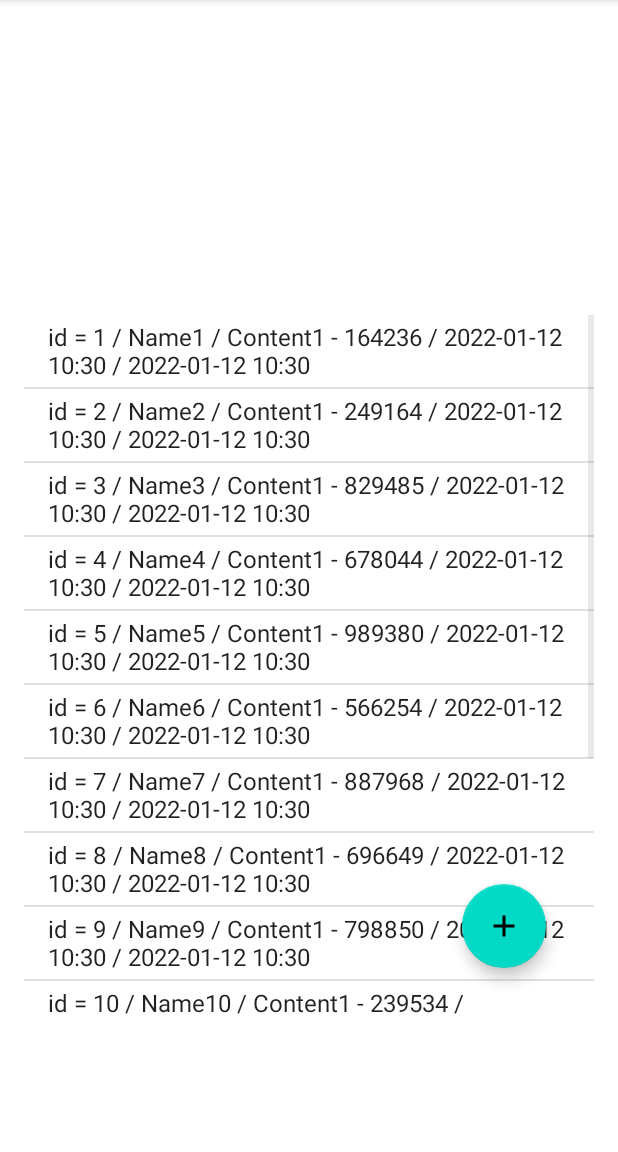
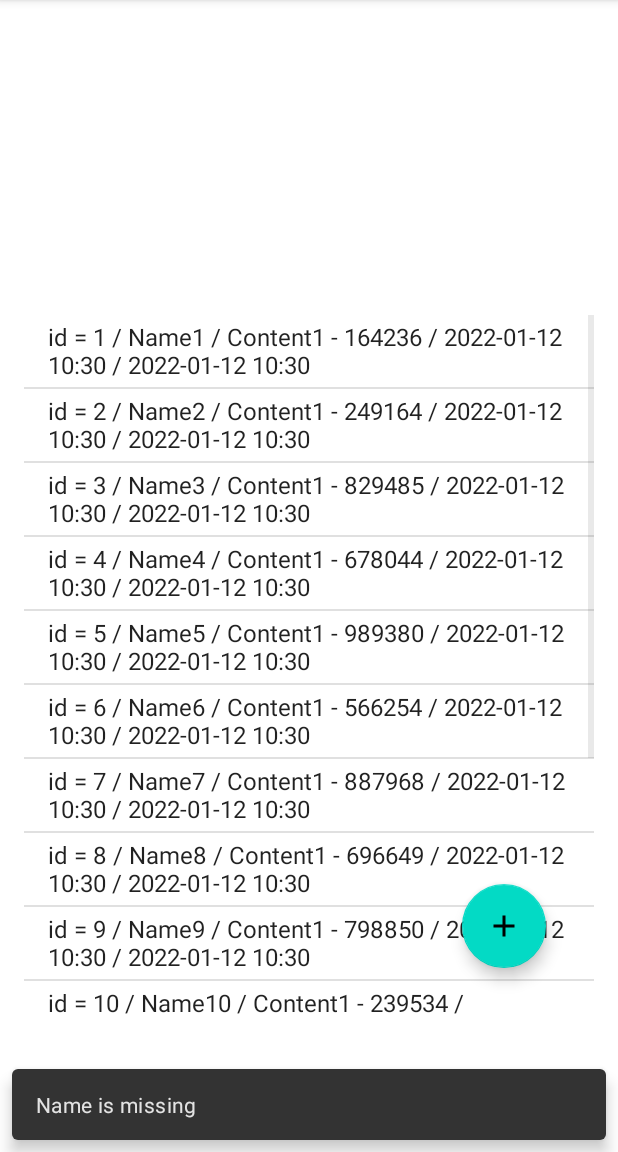
Before and after one commit to DanielLukasevic/DanielL_Note, an Android app: the screen it shows after launch (MainActivity), after a tap on an icon or button, on a phone screen of 412 x 824 dp, the part 84-1236 px from its top. Run offline under Robolectric (Android 15) with nearby library versions, the phone set to English and light mode, and no system bars.

Commit message:
Show Snackbar onFabClick in MainActivity

```diff
--- a/app/src/main/java/lt/vcs/daniell_note/MainActivity.java
+++ b/app/src/main/java/lt/vcs/daniell_note/MainActivity.java
@@ -16,6 +16,7 @@ import android.widget.ListView;
 import android.widget.TextView;
 
 import com.google.android.material.floatingactionbutton.FloatingActionButton;
+import com.google.android.material.snackbar.Snackbar;
 
 
 import java.util.ArrayList;
@@ -82,7 +83,9 @@ public class MainActivity extends AppCompatActivity {
         fab.setOnClickListener(new View.OnClickListener() {
             @Override
             public void onClick(View v) {
-                Log.i(TAG, "onClick: fab");
+                Snackbar
+                        .make(v, R.string.some_text, Snackbar.LENGTH_SHORT)
+                        .show();
             }
         });
     }
--- a/app/src/main/res/values/strings.xml
+++ b/app/src/main/res/values/strings.xml
@@ -1,3 +1,4 @@
 <resources>
     <string name="app_name">DanielL_Note</string>
+    <string name="some_text">Name is missing</string>
 </resources>
```
